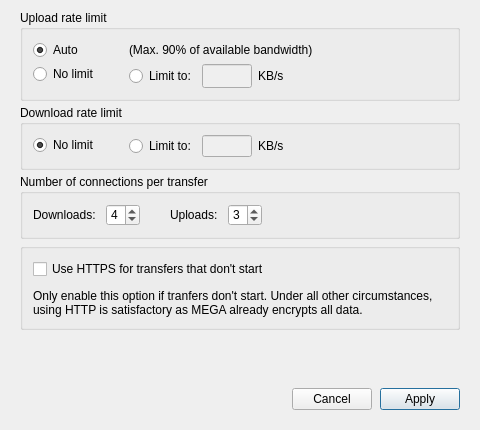
First picture: the form in src/MEGASync/gui/linux/BandwidthSettings.ui, repository meganz/MEGAsync, before the edit.
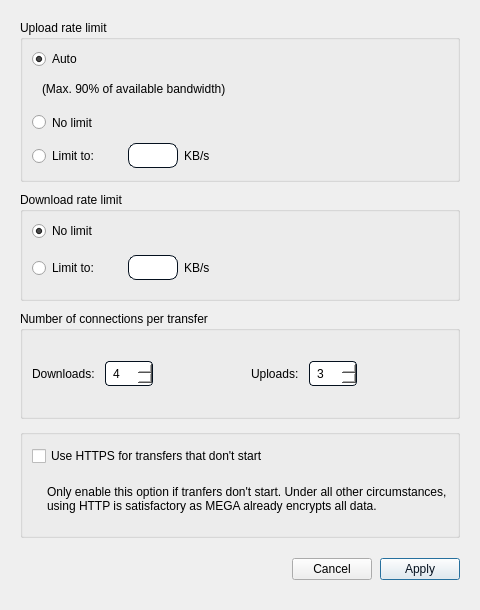
Second picture: the form after the edit.

Commit message: SNC-4808 : updated style

```diff
--- a/src/MEGASync/gui/linux/BandwidthSettings.ui
+++ b/src/MEGASync/gui/linux/BandwidthSettings.ui
@@ -10,7 +10,7 @@
     <x>0</x>
     <y>0</y>
     <width>480</width>
-    <height>430</height>
+    <height>610</height>
    </rect>
   </property>
   <property name="sizePolicy">
@@ -19,182 +19,80 @@
     <verstretch>0</verstretch>
    </sizepolicy>
   </property>
+  <property name="minimumSize">
+   <size>
+    <width>480</width>
+    <height>610</height>
+   </size>
+  </property>
+  <property name="maximumSize">
+   <size>
+    <width>480</width>
+    <height>624</height>
+   </size>
+  </property>
   <property name="windowTitle">
    <string>Bandwidth</string>
   </property>
   <property name="styleSheet">
-   <string notr="true">#lUseHttps
+   <string notr="true">#bUpdate
 {
-	margin:0px;
-	padding: 0px;
-	border: none;
+color: #04101E; /*colorToken.text-inverse-accent*/
+background-color:  #F4F4F5; /*colorToken.button-primary*/
+}
+
+#eUploadLimit, #eDownloadLimit
+{
+border-radius: 8px;
+border-color: #04101E; /*colorToken.border-strong-selected*/
+border-style: solid;
+border-width: 1px;
+background-color: #FFFFFF; /*colorToken.page-background*/
+padding-right: 5px;
+}
+
+#eMaxDownloadConnections, #eMaxUploadConnections
+{
+border-radius: 4px;
+border-color: #04101E; /*colorToken.border-strong-selected*/
+border-style: solid;
+border-width: 1px;
+background-color: #FFFFFF; /*colorToken.page-background*/
+padding-left: 5px;
 }</string>
   </property>
   <layout class="QVBoxLayout" name="BandwidthSettingsLayout">
    <property name="spacing">
-    <number>4</number>
+    <number>10</number>
    </property>
    <property name="leftMargin">
     <number>20</number>
    </property>
    <property name="topMargin">
-    <number>10</number>
+    <number>20</number>
    </property>
    <property name="rightMargin">
     <number>20</number>
    </property>
    <property name="bottomMargin">
-    <number>20</number>
+    <number>30</number>
    </property>
    <item>
     <widget class="QGroupBox" name="gBandwidth">
+     <property name="minimumSize">
+      <size>
+       <width>0</width>
+       <height>162</height>
+      </size>
+     </property>
      <property name="layoutDirection">
       <enum>Qt::LeftToRight</enum>
      </property>
      <property name="title">
       <string>Upload rate limit</string>
      </property>
-     <layout class="QFormLayout" name="gBandwidthLayout">
-      <property name="sizeConstraint">
-       <enum>QLayout::SetMinimumSize</enum>
-      </property>
-      <property name="fieldGrowthPolicy">
-       <enum>QFormLayout::FieldsStayAtSizeHint</enum>
-      </property>
-      <property name="rowWrapPolicy">
-       <enum>QFormLayout::DontWrapRows</enum>
-      </property>
-      <property name="labelAlignment">
-       <set>Qt::AlignLeading|Qt::AlignLeft|Qt::AlignVCenter</set>
-      </property>
-      <property name="formAlignment">
-       <set>Qt::AlignLeading|Qt::AlignLeft|Qt::AlignTop</set>
-      </property>
-      <property name="horizontalSpacing">
-       <number>30</number>
-      </property>
-      <property name="verticalSpacing">
-       <number>4</number>
-      </property>
-      <property name="leftMargin">
-       <number>10</number>
-      </property>
-      <property name="topMargin">
-       <number>10</number>
-      </property>
-      <property name="rightMargin">
-       <number>10</number>
-      </property>
-      <property name="bottomMargin">
-       <number>10</number>
-      </property>
-      <item row="1" column="0">
-       <widget class="QRadioButton" name="rUploadNoLimit">
-        <property name="maximumSize">
-         <size>
-          <width>16777215</width>
-          <height>16777215</height>
-         </size>
-        </property>
-        <property name="text">
-         <string>No limit</string>
-        </property>
-        <property name="checked">
-         <bool>false</bool>
-        </property>
-       </widget>
-      </item>
-      <item row="1" column="1">
-       <widget class="QWidget" name="wUploadLimit" native="true">
-        <property name="sizePolicy">
-         <sizepolicy hsizetype="Preferred" vsizetype="Preferred">
-          <horstretch>0</horstretch>
-          <verstretch>0</verstretch>
-         </sizepolicy>
-        </property>
-        <property name="layoutDirection">
-         <enum>Qt::LeftToRight</enum>
-        </property>
-        <layout class="QHBoxLayout" name="wUploadLimitLayout">
-         <property name="spacing">
-          <number>6</number>
-         </property>
-         <property name="leftMargin">
-          <number>0</number>
-         </property>
-         <property name="topMargin">
-          <number>0</number>
-         </property>
-         <property name="rightMargin">
-          <number>0</number>
-         </property>
-         <property name="bottomMargin">
-          <number>0</number>
-         </property>
+     <layout class="QVBoxLayout" name="verticalLayout">
          <item>
-          <widget class="QRadioButton" name="rUploadLimit">
-           <property name="text">
-            <string>Limit to:</string>
-           </property>
-          </widget>
-         </item>
-         <item>
-          <widget class="QLineEdit" name="eUploadLimit">
-           <property name="enabled">
-            <bool>false</bool>
-           </property>
-           <property name="sizePolicy">
-            <sizepolicy hsizetype="MinimumExpanding" vsizetype="Preferred">
-             <horstretch>0</horstretch>
-             <verstretch>0</verstretch>
-            </sizepolicy>
-           </property>
-           <property name="minimumSize">
-            <size>
-             <width>40</width>
-             <height>0</height>
-            </size>
-           </property>
-           <property name="maximumSize">
-            <size>
-             <width>50</width>
-             <height>16777215</height>
-            </size>
-           </property>
-           <property name="layoutDirection">
-            <enum>Qt::LeftToRight</enum>
-           </property>
-           <property name="frame">
-            <bool>true</bool>
-           </property>
-           <property name="alignment">
-            <set>Qt::AlignRight|Qt::AlignTrailing|Qt::AlignVCenter</set>
-           </property>
-          </widget>
-         </item>
-         <item>
-          <widget class="QLabel" name="lUploadLimit">
-           <property name="sizePolicy">
-            <sizepolicy hsizetype="Preferred" vsizetype="Maximum">
-             <horstretch>0</horstretch>
-             <verstretch>0</verstretch>
-            </sizepolicy>
-           </property>
-           <property name="minimumSize">
-            <size>
-             <width>20</width>
-             <height>24</height>
-            </size>
-           </property>
-           <property name="text">
-            <string>KB/s</string>
-           </property>
-          </widget>
-         </item>
-        </layout>
-       </widget>
-      </item>
-      <item row="0" column="0">
        <widget class="QRadioButton" name="rUploadAutoLimit">
         <property name="styleSheet">
          <string notr="true"/>
@@ -207,7 +105,25 @@
         </property>
        </widget>
       </item>
-      <item row="0" column="1">
+      <item>
+       <layout class="QHBoxLayout" name="horizontalLayout_2">
+        <item>
+         <spacer name="horizontalSpacer">
+          <property name="orientation">
+           <enum>Qt::Orientation::Horizontal</enum>
+          </property>
+          <property name="sizeType">
+           <enum>QSizePolicy::Policy::Maximum</enum>
+          </property>
+          <property name="sizeHint" stdset="0">
+           <size>
+            <width>10</width>
+            <height>20</height>
+           </size>
+          </property>
+         </spacer>
+        </item>
+        <item>
        <widget class="QLabel" name="label">
         <property name="text">
          <string>(Max. 90% of available bandwidth)</string>
@@ -215,45 +131,143 @@
        </widget>
       </item>
      </layout>
+      </item>
+      <item>
+       <widget class="QRadioButton" name="rUploadNoLimit">
+        <property name="sizePolicy">
+         <sizepolicy hsizetype="Minimum" vsizetype="Preferred">
+          <horstretch>0</horstretch>
+          <verstretch>0</verstretch>
+         </sizepolicy>
+        </property>
+        <property name="maximumSize">
+         <size>
+          <width>16777215</width>
+          <height>16777215</height>
+         </size>
+        </property>
+        <property name="text">
+         <string>No limit</string>
+        </property>
+        <property name="checked">
+         <bool>false</bool>
+        </property>
+       </widget>
+      </item>
+      <item>
+       <layout class="QHBoxLayout" name="horizontalLayout">
+        <property name="spacing">
+         <number>6</number>
+        </property>
+        <item>
+         <widget class="QRadioButton" name="rUploadLimit">
+          <property name="sizePolicy">
+           <sizepolicy hsizetype="Minimum" vsizetype="Preferred">
+            <horstretch>0</horstretch>
+            <verstretch>0</verstretch>
+           </sizepolicy>
+          </property>
+          <property name="minimumSize">
+           <size>
+            <width>90</width>
+            <height>25</height>
+           </size>
+          </property>
+          <property name="maximumSize">
+           <size>
+            <width>90</width>
+            <height>16777215</height>
+           </size>
+          </property>
+          <property name="text">
+           <string>Limit to:</string>
+          </property>
+         </widget>
+        </item>
+        <item>
+         <widget class="QLineEdit" name="eUploadLimit">
+          <property name="enabled">
+           <bool>false</bool>
+          </property>
+          <property name="sizePolicy">
+           <sizepolicy hsizetype="MinimumExpanding" vsizetype="Preferred">
+            <horstretch>0</horstretch>
+            <verstretch>0</verstretch>
+           </sizepolicy>
+          </property>
+          <property name="minimumSize">
+           <size>
+            <width>48</width>
+            <height>25</height>
+           </size>
+          </property>
+          <property name="maximumSize">
+           <size>
+            <width>50</width>
+            <height>25</height>
+           </size>
+          </property>
+          <property name="layoutDirection">
+           <enum>Qt::LayoutDirection::LeftToRight</enum>
+          </property>
+          <property name="frame">
+           <bool>true</bool>
+          </property>
+          <property name="alignment">
+           <set>Qt::AlignmentFlag::AlignRight|Qt::AlignmentFlag::AlignTrailing|Qt::AlignmentFlag::AlignVCenter</set>
+          </property>
+         </widget>
+        </item>
+        <item>
+         <widget class="QLabel" name="lUploadLimit">
+          <property name="sizePolicy">
+           <sizepolicy hsizetype="Preferred" vsizetype="Preferred">
+            <horstretch>0</horstretch>
+            <verstretch>0</verstretch>
+           </sizepolicy>
+          </property>
+          <property name="minimumSize">
+           <size>
+            <width>20</width>
+            <height>25</height>
+           </size>
+          </property>
+          <property name="text">
+           <string>KB/s</string>
+          </property>
+         </widget>
+        </item>
+        <item>
+         <spacer name="horizontalSpacer_6">
+          <property name="orientation">
+           <enum>Qt::Orientation::Horizontal</enum>
+          </property>
+          <property name="sizeHint" stdset="0">
+           <size>
+            <width>40</width>
+            <height>20</height>
+           </size>
+          </property>
+         </spacer>
+        </item>
+       </layout>
+      </item>
+     </layout>
     </widget>
    </item>
    <item>
     <widget class="QGroupBox" name="gDownloadBandwidth">
+     <property name="minimumSize">
+      <size>
+       <width>0</width>
+       <height>100</height>
+      </size>
+     </property>
      <property name="title">
       <string>Download rate limit</string>
      </property>
-     <layout class="QFormLayout" name="gDownloadBandwidthLayout">
-      <property name="fieldGrowthPolicy">
-       <enum>QFormLayout::FieldsStayAtSizeHint</enum>
-      </property>
-      <property name="rowWrapPolicy">
-       <enum>QFormLayout::DontWrapRows</enum>
-      </property>
-      <property name="labelAlignment">
-       <set>Qt::AlignLeading|Qt::AlignLeft|Qt::AlignVCenter</set>
-      </property>
-      <property name="formAlignment">
-       <set>Qt::AlignLeading|Qt::AlignLeft|Qt::AlignTop</set>
-      </property>
-      <property name="horizontalSpacing">
-       <number>30</number>
-      </property>
-      <property name="verticalSpacing">
-       <number>0</number>
-      </property>
-      <property name="leftMargin">
-       <number>10</number>
-      </property>
-      <property name="topMargin">
-       <number>10</number>
-      </property>
-      <property name="rightMargin">
-       <number>10</number>
-      </property>
-      <property name="bottomMargin">
-       <number>10</number>
-      </property>
-      <item row="0" column="0">
+     <layout class="QVBoxLayout" name="verticalLayout_2">
+      <item>
        <widget class="QRadioButton" name="rDownloadNoLimit">
         <property name="text">
          <string>No limit</string>
@@ -263,21 +277,8 @@
         </property>
        </widget>
       </item>
-      <item row="0" column="1">
-       <widget class="QWidget" name="wDownloadLimit" native="true">
-        <layout class="QHBoxLayout" name="wDownloadLimitLayout">
-         <property name="leftMargin">
-          <number>0</number>
-         </property>
-         <property name="topMargin">
-          <number>0</number>
-         </property>
-         <property name="rightMargin">
-          <number>0</number>
-         </property>
-         <property name="bottomMargin">
-          <number>0</number>
-         </property>
+      <item>
+       <layout class="QHBoxLayout" name="horizontalLayout_5">
          <item>
           <widget class="QRadioButton" name="rDownloadLimit">
            <property name="sizePolicy">
@@ -286,6 +287,12 @@
              <verstretch>0</verstretch>
             </sizepolicy>
            </property>
+          <property name="minimumSize">
+           <size>
+            <width>90</width>
+            <height>0</height>
+           </size>
+          </property>
            <property name="text">
             <string>Limit to:</string>
            </property>
@@ -304,14 +311,14 @@
            </property>
            <property name="minimumSize">
             <size>
-             <width>40</width>
-             <height>0</height>
+            <width>48</width>
+            <height>25</height>
             </size>
            </property>
            <property name="maximumSize">
             <size>
              <width>50</width>
-             <height>16777215</height>
+            <height>25</height>
             </size>
            </property>
            <property name="layoutDirection">
@@ -344,37 +351,40 @@
            </property>
           </widget>
          </item>
-        </layout>
-       </widget>
+        <item>
+         <spacer name="horizontalSpacer_4">
+          <property name="orientation">
+           <enum>Qt::Orientation::Horizontal</enum>
+          </property>
+          <property name="sizeHint" stdset="0">
+           <size>
+            <width>40</width>
+            <height>20</height>
+           </size>
+          </property>
+         </spacer>
+        </item>
+       </layout>
       </item>
      </layout>
     </widget>
    </item>
    <item>
     <widget class="QGroupBox" name="wTransferConnections">
+     <property name="minimumSize">
+      <size>
+       <width>0</width>
+       <height>70</height>
+      </size>
+     </property>
      <property name="title">
       <string>Number of connections per transfer</string>
      </property>
-     <layout class="QFormLayout" name="formLayout">
-      <property name="fieldGrowthPolicy">
-       <enum>QFormLayout::FieldsStayAtSizeHint</enum>
-      </property>
-      <property name="horizontalSpacing">
-       <number>30</number>
-      </property>
-      <property name="leftMargin">
-       <number>10</number>
-      </property>
-      <property name="topMargin">
-       <number>10</number>
-      </property>
+     <layout class="QHBoxLayout" name="horizontalLayout_3">
       <property name="rightMargin">
-       <number>10</number>
+       <number>100</number>
       </property>
-      <property name="bottomMargin">
-       <number>10</number>
-      </property>
-      <item row="0" column="0">
+      <item>
        <layout class="QHBoxLayout" name="dlLayout">
         <property name="spacing">
          <number>10</number>
@@ -388,6 +398,24 @@
         </item>
         <item>
          <widget class="QSpinBox" name="eMaxDownloadConnections">
+          <property name="sizePolicy">
+           <sizepolicy hsizetype="Preferred" vsizetype="Preferred">
+            <horstretch>0</horstretch>
+            <verstretch>0</verstretch>
+           </sizepolicy>
+          </property>
+          <property name="minimumSize">
+           <size>
+            <width>48</width>
+            <height>25</height>
+           </size>
+          </property>
+          <property name="maximumSize">
+           <size>
+            <width>48</width>
+            <height>25</height>
+           </size>
+          </property>
           <property name="alignment">
            <set>Qt::AlignLeading|Qt::AlignLeft|Qt::AlignVCenter</set>
           </property>
@@ -404,7 +432,20 @@
         </item>
        </layout>
       </item>
-      <item row="0" column="1">
+      <item>
+       <spacer name="horizontalSpacer_3">
+        <property name="orientation">
+         <enum>Qt::Orientation::Horizontal</enum>
+        </property>
+        <property name="sizeHint" stdset="0">
+         <size>
+          <width>159</width>
+          <height>20</height>
+         </size>
+        </property>
+       </spacer>
+      </item>
+      <item>
        <layout class="QHBoxLayout" name="ulLayout">
         <property name="spacing">
          <number>10</number>
@@ -418,6 +459,24 @@
         </item>
         <item>
          <widget class="QSpinBox" name="eMaxUploadConnections">
+          <property name="sizePolicy">
+           <sizepolicy hsizetype="Minimum" vsizetype="Preferred">
+            <horstretch>0</horstretch>
+            <verstretch>0</verstretch>
+           </sizepolicy>
+          </property>
+          <property name="minimumSize">
+           <size>
+            <width>48</width>
+            <height>25</height>
+           </size>
+          </property>
+          <property name="maximumSize">
+           <size>
+            <width>48</width>
+            <height>25</height>
+           </size>
+          </property>
           <property name="alignment">
            <set>Qt::AlignLeading|Qt::AlignLeft|Qt::AlignVCenter</set>
           </property>
@@ -439,21 +498,15 @@
    </item>
    <item>
     <widget class="QGroupBox" name="gUseHttps">
-     <layout class="QVBoxLayout" name="gUseHttpsLayout">
-      <property name="spacing">
-       <number>10</number>
-      </property>
-      <property name="leftMargin">
-       <number>10</number>
-      </property>
+     <property name="minimumSize">
+      <size>
+       <width>0</width>
+       <height>104</height>
+      </size>
+     </property>
+     <layout class="QVBoxLayout" name="verticalLayout_3">
       <property name="topMargin">
-       <number>10</number>
-      </property>
-      <property name="rightMargin">
-       <number>10</number>
-      </property>
-      <property name="bottomMargin">
-       <number>10</number>
+       <number>5</number>
       </property>
       <item>
        <widget class="QCheckBox" name="cbUseHttps">
@@ -463,6 +516,24 @@
        </widget>
       </item>
       <item>
+       <layout class="QHBoxLayout" name="horizontalLayout_4">
+        <item>
+         <spacer name="horizontalSpacer_5">
+          <property name="orientation">
+           <enum>Qt::Orientation::Horizontal</enum>
+          </property>
+          <property name="sizeType">
+           <enum>QSizePolicy::Policy::Maximum</enum>
+          </property>
+          <property name="sizeHint" stdset="0">
+           <size>
+            <width>15</width>
+            <height>20</height>
+           </size>
+          </property>
+         </spacer>
+        </item>
+        <item>
        <widget class="QLabel" name="lUseHttps">
         <property name="sizePolicy">
          <sizepolicy hsizetype="Preferred" vsizetype="Fixed">
@@ -479,20 +550,9 @@
        </widget>
       </item>
      </layout>
-    </widget>
-   </item>
-   <item>
-    <spacer name="verticalSpacer">
-     <property name="orientation">
-      <enum>Qt::Vertical</enum>
-     </property>
-     <property name="sizeHint" stdset="0">
-      <size>
-       <width>20</width>
-       <height>40</height>
-      </size>
-     </property>
-    </spacer>
+      </item>
+     </layout>
+    </widget>
    </item>
    <item>
     <widget class="QWidget" name="buttonBox" native="true">
```
Left out of the diff: 17 changed lines with no effect on the pictures. Lines whose indentation alone changed are shown as unchanged. The commit also changes 1 other file.
